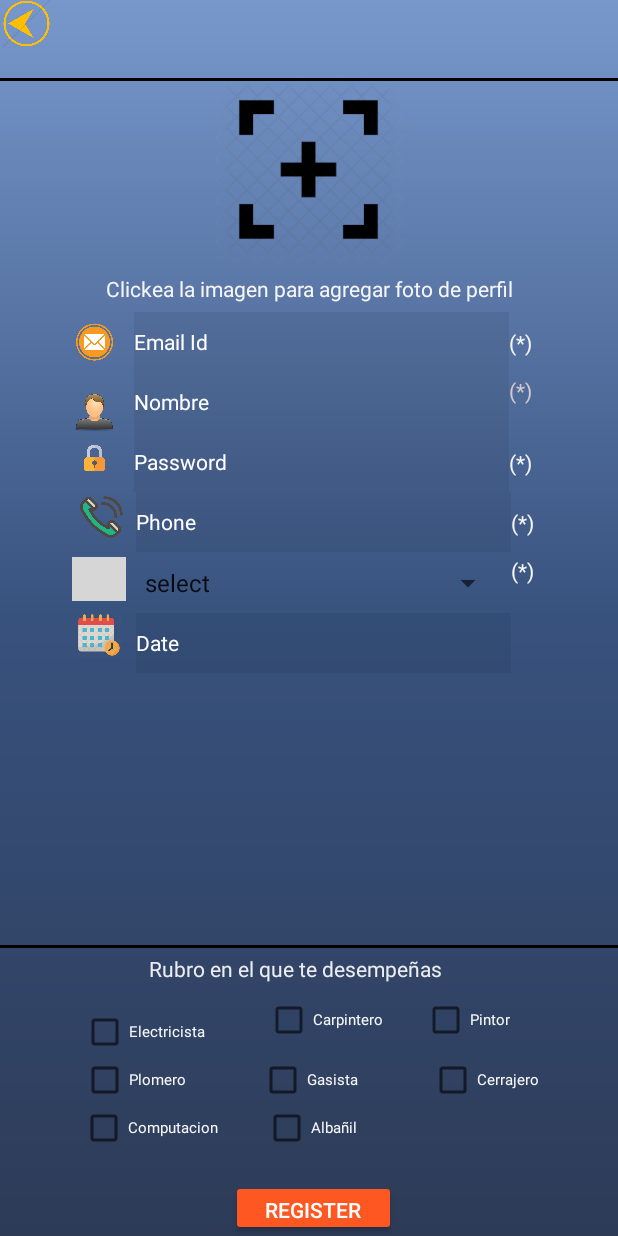
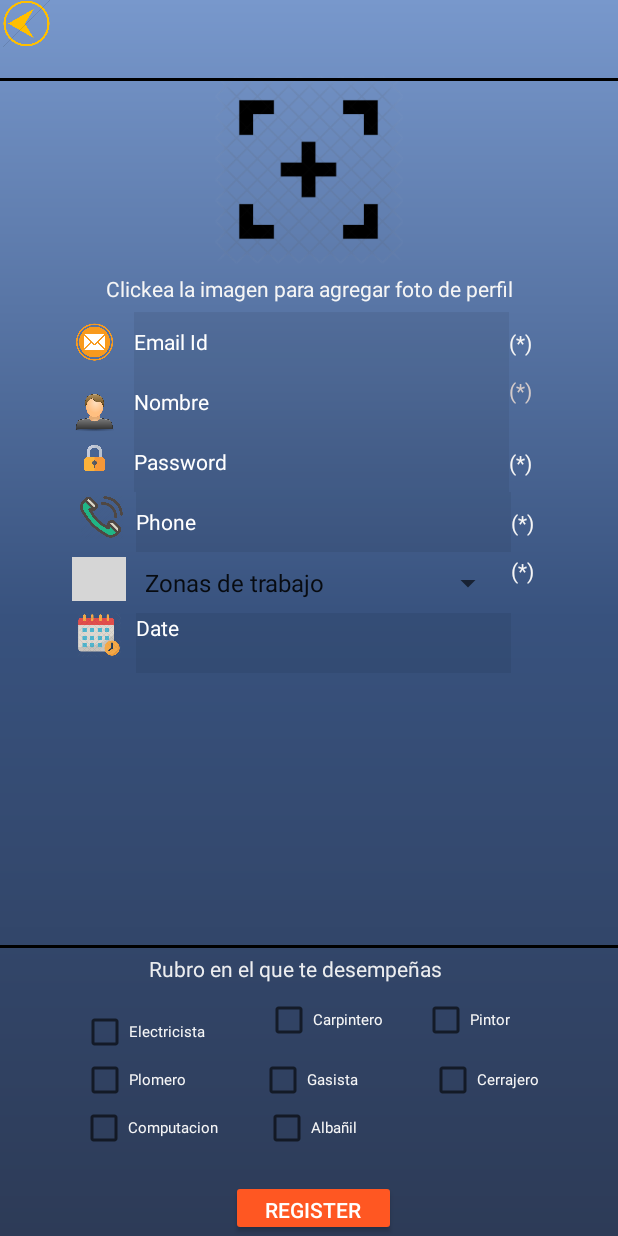
Before and after one commit to GaezOrt/SolveIt, an Android app: the SignUp screen opened directly, with no data from a screen before it, on a phone screen of 412 x 824 dp. Run offline under Robolectric (Android 15) with nearby library versions, the phone set to English and light mode, and no system bars; grey boxes are pictures that could not be loaded.

Commit message:
Todo mejorado

```diff
--- a/app/src/main/java/gunner/gunner/SignUp.java
+++ b/app/src/main/java/gunner/gunner/SignUp.java
@@ -142,13 +142,13 @@ public class SignUp extends AppCompatActivity  implements MultiSpinner.MultiSpin
         list.add("Villa Urquiza");
         list.add("Flores");
         list.add("Lugano");
-        ms.setItems(list, "select", this);
+        ms.setItems(list, "Zonas de trabajo", this);
 
 
 
 
         //Date of birth
-        EditText date= (EditText)findViewById(location3);
+        TextView date= (TextView) findViewById(location3);
         date.setOnClickListener(new View.OnClickListener() {
             @Override
             public void onClick(View view) {
--- a/app/src/main/res/layout/register.xml
+++ b/app/src/main/res/layout/register.xml
@@ -8,7 +8,7 @@
     android:background="@drawable/gradient"
     tools:context=".LogIn">
 
-    <EditText
+    <TextView
         android:id="@+id/location3"
         android:layout_width="250dp"
         android:layout_height="40dp"
@@ -16,6 +16,7 @@
         android:layout_centerHorizontal="true"
         android:layout_marginTop="8dp"
         android:background="#11000000"
+        android:editable="false"
         android:ems="10"
         android:hint="Date"
         android:inputType="textPersonName"
```
